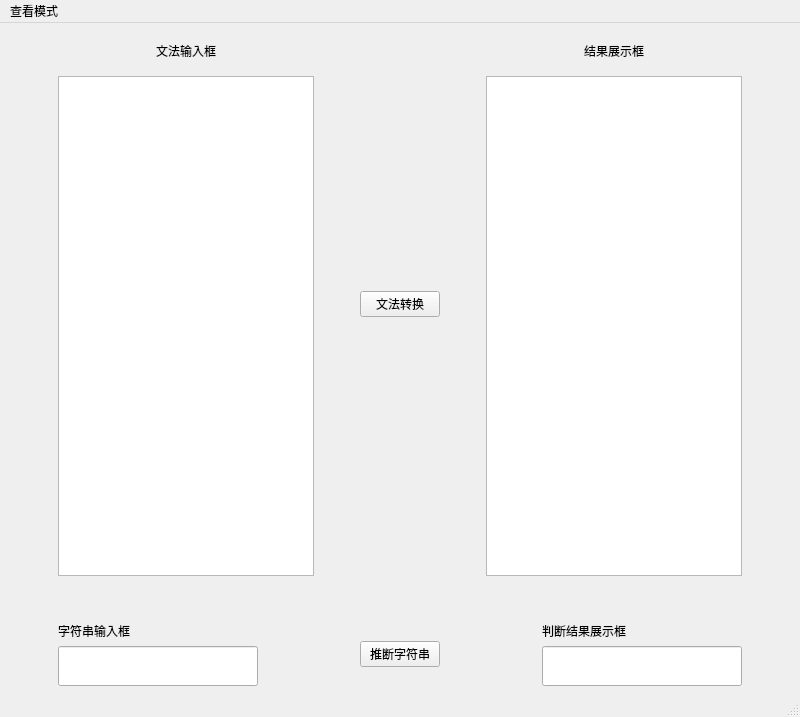
Before: the Qt Designer form PDAforCFG/mainwindow.ui in mele-y/PDAforCFG, drawn with Qt 5.
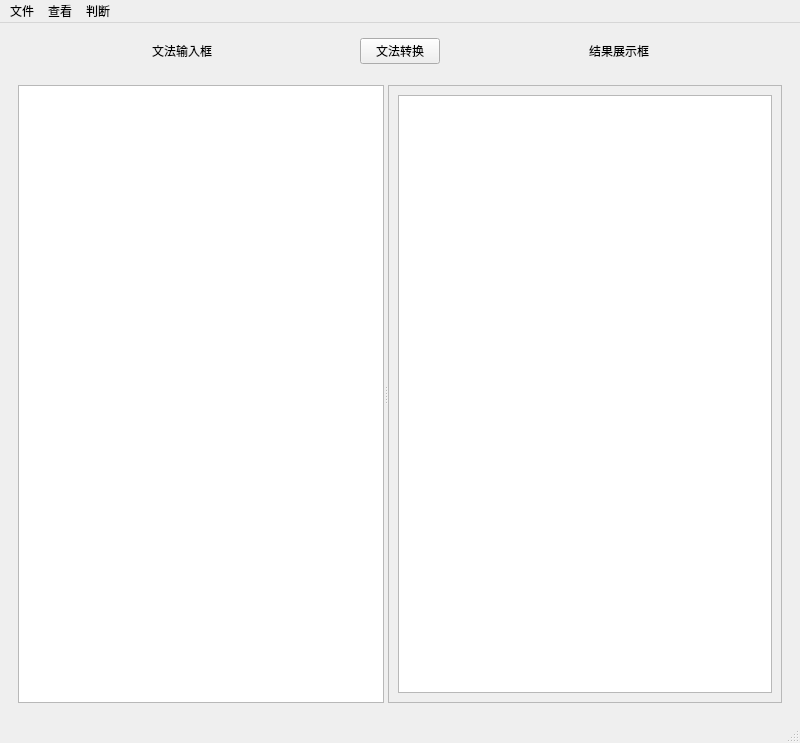
After: the same form once the commit is applied.

What changed in the file:
```diff
--- a/PDAforCFG/mainwindow.ui
+++ b/PDAforCFG/mainwindow.ui
@@ -7,34 +7,15 @@
     <x>0</x>
     <y>0</y>
     <width>800</width>
-    <height>600</height>
+    <height>743</height>
    </rect>
   </property>
   <property name="windowTitle">
    <string>MainWindow</string>
   </property>
   <widget class="QWidget" name="centralwidget">
-   <layout class="QGridLayout" name="gridLayout">
+   <layout class="QGridLayout" name="gridLayout_3">
     <item row="0" column="0">
-     <spacer name="horizontalSpacer_7">
-      <property name="orientation">
-       <enum>Qt::Horizontal</enum>
-      </property>
-      <property name="sizeHint" stdset="0">
-       <size>
-        <width>33</width>
-        <height>20</height>
-       </size>
-      </property>
-     </spacer>
-    </item>
-    <item row="0" column="1">
-     <layout class="QVBoxLayout" name="verticalLayout_5">
-      <item>
-       <layout class="QHBoxLayout" name="horizontalLayout_3">
-        <item>
-         <layout class="QVBoxLayout" name="verticalLayout">
-          <item>
            <widget class="QWidget" name="widget" native="true">
             <layout class="QHBoxLayout" name="horizontalLayout">
              <item>
@@ -73,54 +54,14 @@
             </layout>
            </widget>
           </item>
-          <item>
-           <widget class="QPlainTextEdit" name="GrammerTextEdit">
-            <property name="minimumSize">
-             <size>
-              <width>200</width>
-              <height>500</height>
-             </size>
-            </property>
-           </widget>
-          </item>
-         </layout>
-        </item>
-        <item>
-         <spacer name="horizontalSpacer">
-          <property name="orientation">
-           <enum>Qt::Horizontal</enum>
-          </property>
-          <property name="sizeHint" stdset="0">
-           <size>
-            <width>40</width>
-            <height>20</height>
-           </size>
-          </property>
-         </spacer>
-        </item>
-        <item>
+    <item row="0" column="1">
          <widget class="QPushButton" name="translateButton">
           <property name="text">
            <string>文法转换</string>
           </property>
          </widget>
         </item>
-        <item>
-         <spacer name="horizontalSpacer_2">
-          <property name="orientation">
-           <enum>Qt::Horizontal</enum>
-          </property>
-          <property name="sizeHint" stdset="0">
-           <size>
-            <width>40</width>
-            <height>20</height>
-           </size>
-          </property>
-         </spacer>
-        </item>
-        <item>
-         <layout class="QVBoxLayout" name="verticalLayout_2">
-          <item>
+    <item row="0" column="2">
            <widget class="QWidget" name="widget_2" native="true">
             <layout class="QHBoxLayout" name="horizontalLayout_2">
              <item>
@@ -159,132 +100,53 @@
             </layout>
            </widget>
           </item>
-          <item>
-           <widget class="QTextBrowser" name="displaytext">
-            <property name="minimumSize">
-             <size>
-              <width>200</width>
-              <height>500</height>
-             </size>
-            </property>
-           </widget>
-          </item>
-         </layout>
-        </item>
-       </layout>
-      </item>
-      <item>
-       <spacer name="verticalSpacer">
+    <item row="1" column="0" colspan="3">
+     <widget class="QWidget" name="widget_3" native="true">
+      <layout class="QGridLayout" name="gridLayout_2">
+       <item row="0" column="0">
+        <widget class="QSplitter" name="splitter">
         <property name="orientation">
-         <enum>Qt::Vertical</enum>
-        </property>
-        <property name="sizeType">
-         <enum>QSizePolicy::Fixed</enum>
-        </property>
-        <property name="sizeHint" stdset="0">
-         <size>
-          <width>20</width>
-          <height>40</height>
-         </size>
-        </property>
-       </spacer>
-      </item>
-      <item>
-       <layout class="QHBoxLayout" name="horizontalLayout_4">
-        <item>
-         <layout class="QVBoxLayout" name="verticalLayout_3">
-          <item>
-           <widget class="QLabel" name="label_3">
-            <property name="text">
-             <string>字符串输入框</string>
-            </property>
-           </widget>
-          </item>
-          <item>
-           <widget class="QLineEdit" name="stringEdit">
-            <property name="minimumSize">
-             <size>
-              <width>200</width>
-              <height>40</height>
-             </size>
-            </property>
-           </widget>
-          </item>
-         </layout>
-        </item>
-        <item>
-         <spacer name="horizontalSpacer_9">
-          <property name="orientation">
            <enum>Qt::Horizontal</enum>
           </property>
-          <property name="sizeHint" stdset="0">
-           <size>
-            <width>40</width>
-            <height>20</height>
-           </size>
-          </property>
-         </spacer>
-        </item>
-        <item>
-         <widget class="QPushButton" name="judjeButton">
-          <property name="text">
-           <string>推断字符串</string>
-          </property>
-         </widget>
-        </item>
-        <item>
-         <spacer name="horizontalSpacer_10">
-          <property name="orientation">
-           <enum>Qt::Horizontal</enum>
-          </property>
-          <property name="sizeHint" stdset="0">
-           <size>
-            <width>40</width>
-            <height>20</height>
-           </size>
-          </property>
-         </spacer>
-        </item>
-        <item>
-         <layout class="QVBoxLayout" name="verticalLayout_4">
-          <item>
-           <widget class="QLabel" name="label_4">
-            <property name="text">
-             <string>判断结果展示框</string>
-            </property>
-           </widget>
-          </item>
-          <item>
-           <widget class="QLineEdit" name="judgeTxt">
+         <widget class="QPlainTextEdit" name="GrammerTextEdit">
             <property name="minimumSize">
              <size>
-              <width>200</width>
-              <height>40</height>
-             </size>
-            </property>
-            <property name="readOnly">
+            <width>0</width>
+            <height>0</height>
+           </size>
+          </property>
+         </widget>
+         <widget class="QScrollArea" name="scrollArea">
+          <property name="widgetResizable">
              <bool>true</bool>
             </property>
-           </widget>
-          </item>
-         </layout>
-        </item>
-       </layout>
-      </item>
-     </layout>
-    </item>
-    <item row="0" column="3">
-     <spacer name="horizontalSpacer_8">
-      <property name="orientation">
-       <enum>Qt::Horizontal</enum>
-      </property>
-      <property name="sizeHint" stdset="0">
+          <widget class="QWidget" name="scrollAreaWidgetContents">
+           <property name="geometry">
+            <rect>
+             <x>0</x>
+             <y>0</y>
+             <width>390</width>
+             <height>597</height>
+            </rect>
+           </property>
+           <layout class="QGridLayout" name="gridLayout">
+            <item row="0" column="0">
+             <widget class="QTextBrowser" name="displaytext">
+              <property name="minimumSize">
        <size>
-        <width>33</width>
-        <height>20</height>
-       </size>
-      </property>
-     </spacer>
+                <width>0</width>
+                <height>0</height>
+               </size>
+              </property>
+             </widget>
+            </item>
+           </layout>
+          </widget>
+         </widget>
+        </widget>
+       </item>
+      </layout>
+     </widget>
     </item>
    </layout>
   </widget>
@@ -294,14 +156,29 @@
      <x>0</x>
      <y>0</y>
      <width>800</width>
-     <height>28</height>
+     <height>26</height>
     </rect>
    </property>
    <widget class="QMenu" name="menu">
     <property name="title">
-     <string>查看模式</string>
+     <string>文件</string>
     </property>
-    <widget class="QMenu" name="menu_CFG">
+    <addaction name="actionopen"/>
+    <addaction name="actionsave"/>
+   </widget>
+   <widget class="QMenu" name="menu_2">
+    <property name="title">
+     <string>查看</string>
+    </property>
+    <widget class="QMenu" name="menuGNF">
+     <property name="title">
+      <string>转成GNF</string>
+     </property>
+     <addaction name="actionG1"/>
+     <addaction name="actionG2"/>
+     <addaction name="actionG3"/>
+    </widget>
+    <widget class="QMenu" name="menuSIMPLE">
      <property name="title">
       <string>化简CFG</string>
      </property>
@@ -309,19 +186,19 @@
      <addaction name="actionNounit"/>
      <addaction name="actionNouse"/>
     </widget>
-    <widget class="QMenu" name="menu_GNF">
+    <addaction name="menuSIMPLE"/>
+    <addaction name="menuGNF"/>
+    <addaction name="actionpda"/>
+   </widget>
+   <widget class="QMenu" name="menu_3">
      <property name="title">
-      <string>转换GNF</string>
-     </property>
-     <addaction name="actiontoG1"/>
-     <addaction name="actiontoG2"/>
-     <addaction name="actiontoG3"/>
-    </widget>
-    <addaction name="menu_CFG"/>
-    <addaction name="menu_GNF"/>
-    <addaction name="action_PDA"/>
+     <string>判断</string>
+    </property>
+    <addaction name="actioninput"/>
    </widget>
    <addaction name="menu"/>
+   <addaction name="menu_2"/>
+   <addaction name="menu_3"/>
   </widget>
   <widget class="QStatusBar" name="statusbar"/>
   <action name="action">
```
Left out of the diff: 56 changed lines with no effect on the pictures. Lines whose indentation alone changed are shown as unchanged.
